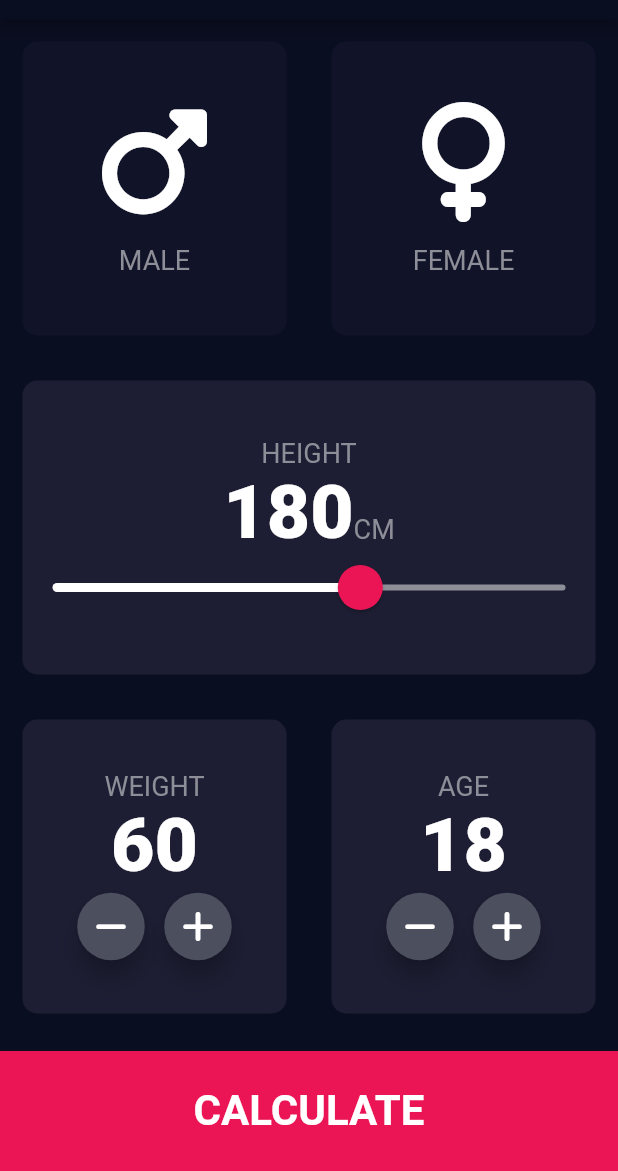
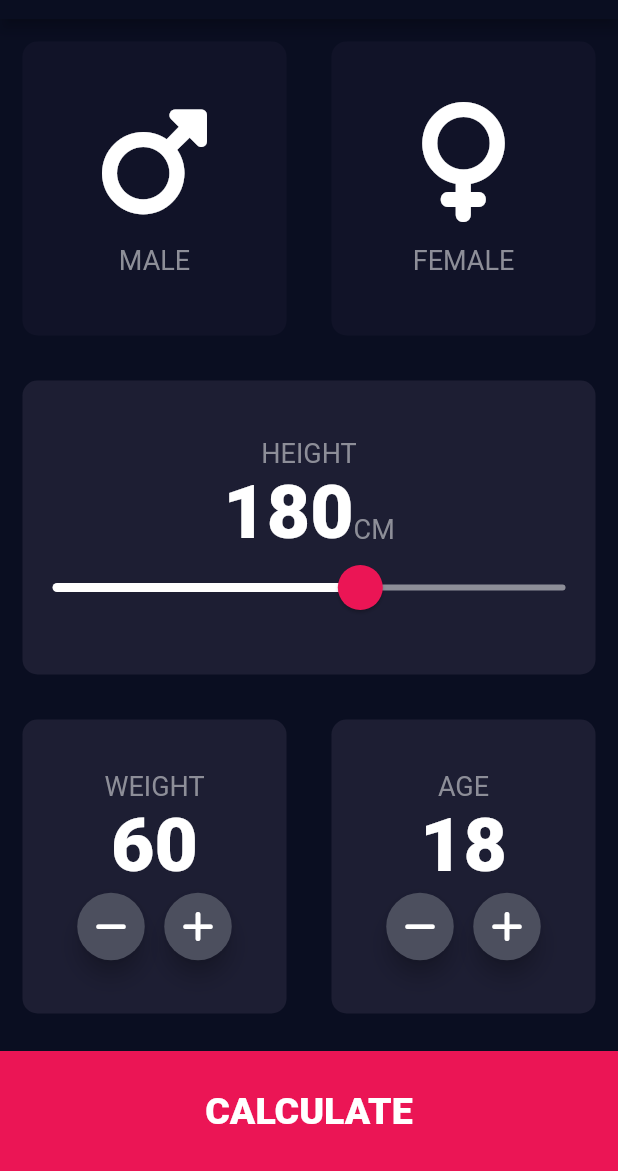
Before and after one commit to narmuni123/bmi_calculator, a Flutter app: the screen it shows after launch, on a phone screen of 412 x 824 dp, the part 65-1236 px from its top. Run offline on Flutter 3.47's test engine with Material 2 defaults, Android fonts, the phone set to English and light mode, and no system bars; our stand-ins replace font_awesome_flutter.

Commit message:
large button textstyle added

```diff
--- a/lib/reusable/style.dart
+++ b/lib/reusable/style.dart
@@ -10,3 +10,9 @@ const kNumberTextStyle = TextStyle(
   color: Colors.white,
   fontWeight: FontWeight.w900,
 );
+
+const kLargeButtonTextStyle = TextStyle(
+  fontSize: 25.0,
+  color: Colors.white,
+  fontWeight: FontWeight.w900,
+);
--- a/lib/screens/input_screen.dart
+++ b/lib/screens/input_screen.dart
@@ -224,11 +224,7 @@ class _InputScreenState extends State<InputScreen> {
               child: const Center(
                 child: Text(
                   "CALCULATE",
-                  style: TextStyle(
-                    fontWeight: FontWeight.bold,
-                    color: Colors.white,
-                    fontSize: 28,
-                  ),
+                  style: kLargeButtonTextStyle,
                 ),
               ),
             ),
```
